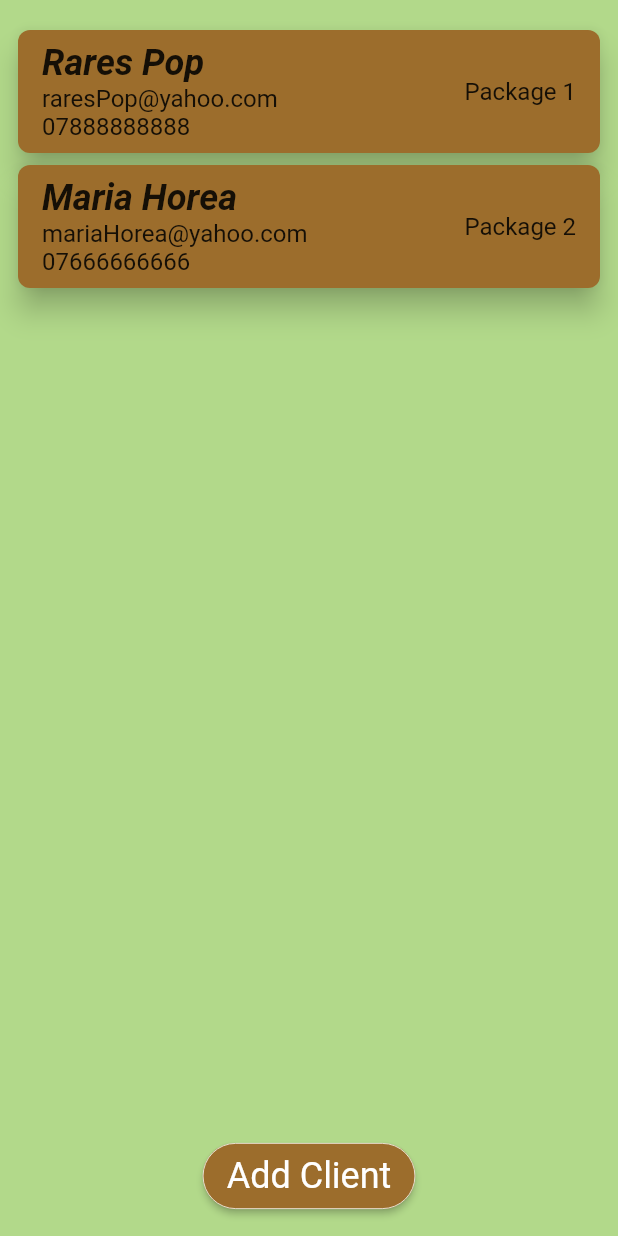
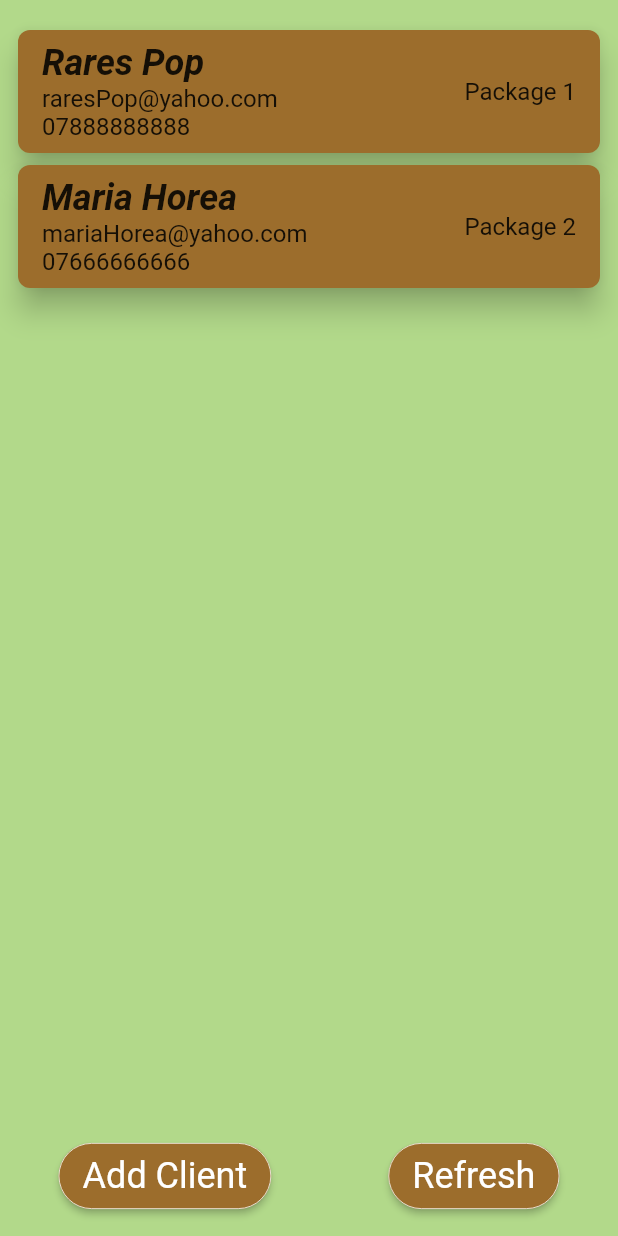
Before and after one commit to HCP05/MA, a Flutter app: the screen it shows after launch, on a phone screen of 412 x 824 dp. Run offline on Flutter 3.47's test engine with Material 2 defaults, Android fonts, the phone set to English and light mode, and no system bars.

Commit message:
Functional refresh button

```diff
--- a/flutter_project/lib/presentation/clients_list_screen.dart
+++ b/flutter_project/lib/presentation/clients_list_screen.dart
@@ -14,13 +14,32 @@ class _ClientsListScreenState extends State<ClientsListScreen> {
   @override
   Widget build(BuildContext context) {
     return Scaffold(
-      floatingActionButton: ElevatedButton(
+      floatingActionButton: Row(
+        mainAxisSize: MainAxisSize.max,
+        mainAxisAlignment: MainAxisAlignment.spaceAround,
+        crossAxisAlignment: CrossAxisAlignment.center,
+        children: [
+          ElevatedButton(
             child: const Text(
               'Add Client',
             ),
             onPressed: () {
               Navigator.pushNamed(context, '/add_client_screen');
             },
+
+          ),
+          ElevatedButton(
+            child: const Text(
+              'Refresh',
+            ),
+            onPressed: () {
+              setState(() {
+
+              });
+            },
+
+          ),
+        ],
       ),
       floatingActionButtonLocation: FloatingActionButtonLocation.centerFloat,
       body: SafeArea(
```
Lines whose indentation alone changed are shown as unchanged.
